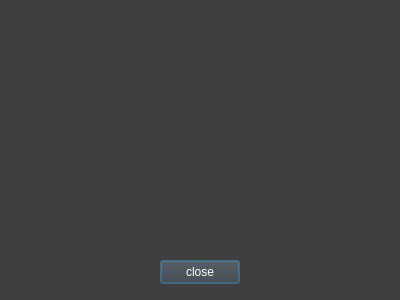
Above: untitled52/persona.ui from 0schweps0/studhelper before the change. Below: the same form after it.
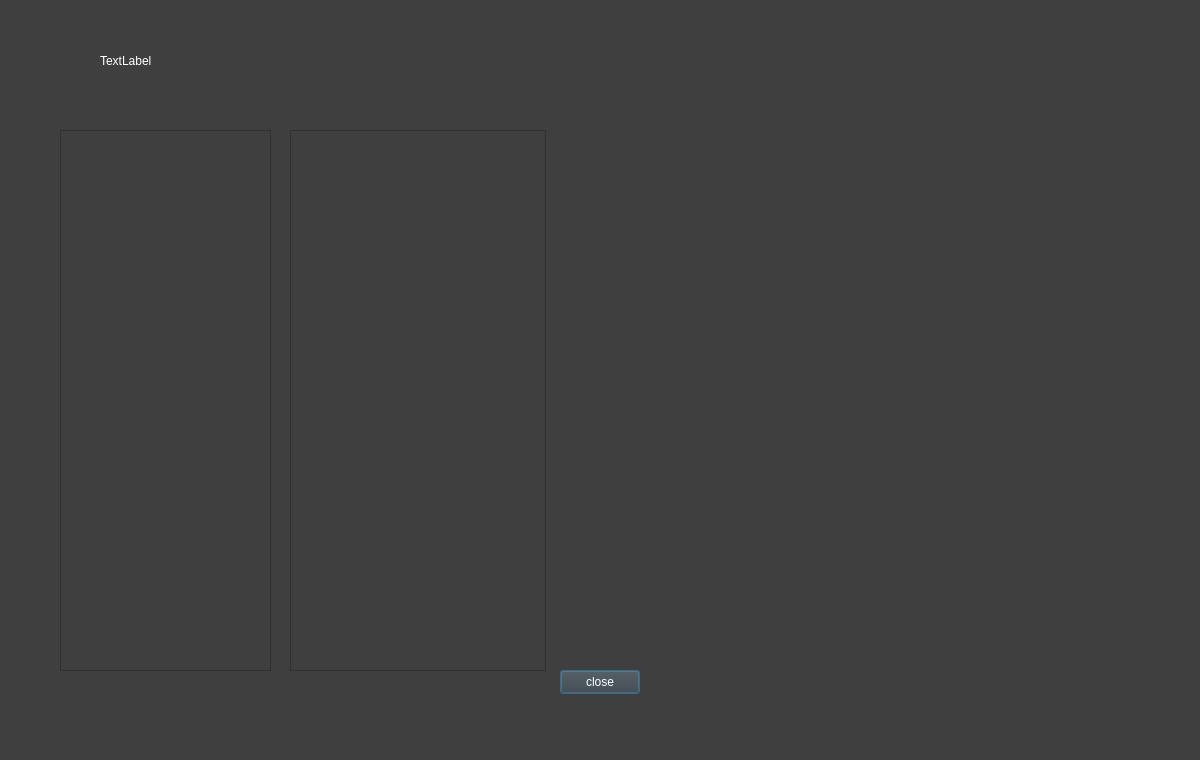
That is the form after the change. Icons and pictures are not drawn.

The edit to the form file:
```diff
--- a/untitled52/persona.ui
+++ b/untitled52/persona.ui
@@ -6,8 +6,8 @@
    <rect>
     <x>0</x>
     <y>0</y>
-    <width>400</width>
-    <height>300</height>
+    <width>1200</width>
+    <height>760</height>
    </rect>
   </property>
   <property name="windowTitle">
@@ -21,8 +21,8 @@
   <widget class="QPushButton" name="pushButton">
    <property name="geometry">
     <rect>
-     <x>160</x>
-     <y>260</y>
+     <x>560</x>
+     <y>670</y>
      <width>80</width>
      <height>24</height>
     </rect>
@@ -31,6 +31,39 @@
     <string>close</string>
    </property>
   </widget>
+  <widget class="QLabel" name="label">
+   <property name="geometry">
+    <rect>
+     <x>100</x>
+     <y>40</y>
+     <width>281</width>
+     <height>41</height>
+    </rect>
+   </property>
+   <property name="text">
+    <string>TextLabel</string>
+   </property>
+  </widget>
+  <widget class="QTextBrowser" name="textBrowser">
+   <property name="geometry">
+    <rect>
+     <x>60</x>
+     <y>130</y>
+     <width>211</width>
+     <height>541</height>
+    </rect>
+   </property>
+  </widget>
+  <widget class="QTextBrowser" name="textBrowser_2">
+   <property name="geometry">
+    <rect>
+     <x>290</x>
+     <y>130</y>
+     <width>256</width>
+     <height>541</height>
+    </rect>
+   </property>
+  </widget>
  </widget>
  <resources/>
  <connections/>
```
